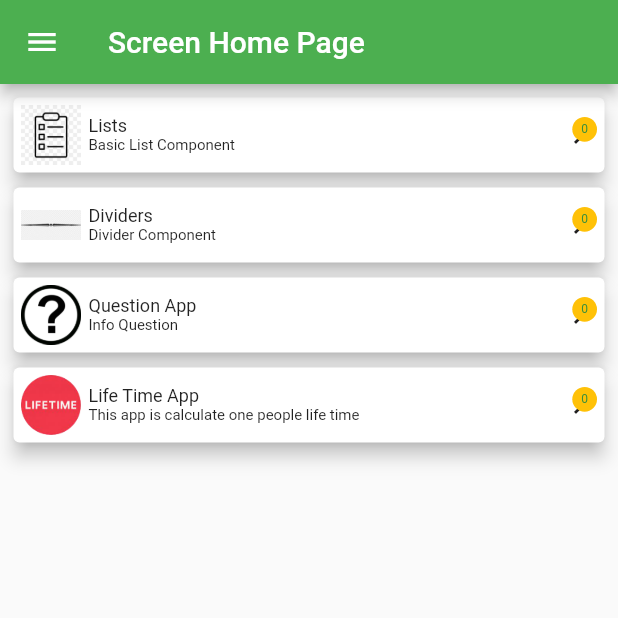
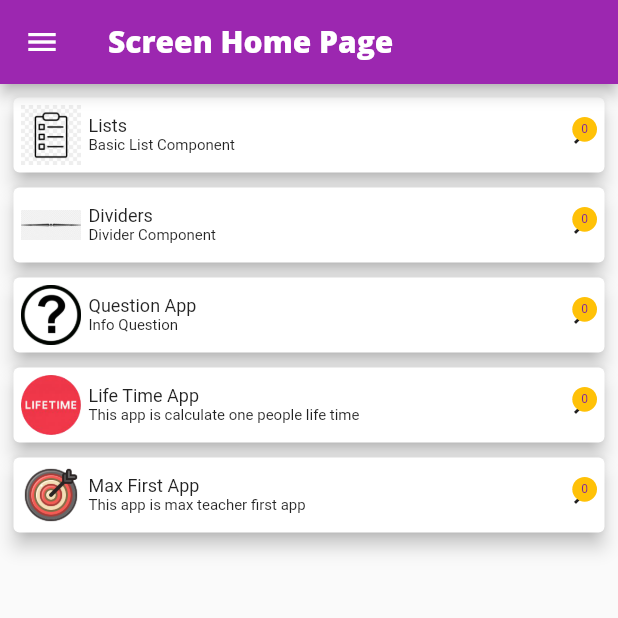
Before and after one commit to gurkay/my_widget_libs, a Flutter app: the screen it shows after launch, on a phone screen of 412 x 824 dp, the top half of it. Run offline on Flutter 3.47's test engine with Material 2 defaults, Android fonts, the light colour scheme and no system bars; our stand-ins replace google_fonts; statements that could not run were skipped.

Commit message:
new codes

```diff
--- a/lib/data/data_model_component.dart
+++ b/lib/data/data_model_component.dart
@@ -25,4 +25,10 @@ final List<ModelComponent> modelComponent = [
     'assets/icons/life_time.png',
     '/screen_life_time_app',
   ),
+  ModelComponent(
+    'Max First App',
+    'This app is max teacher first app',
+    'assets/icons/maxFirstApp.png',
+    '/screen_max_first_app',
+  ),
 ];
--- a/lib/main.dart
+++ b/lib/main.dart
@@ -40,7 +40,25 @@ class MyApp extends StatelessWidget {
             child: MaterialApp(
               debugShowCheckedModeBanner: true,
               title: 'Halim Mühendislik',
-              theme: ThemeData(primarySwatch: Colors.green),
+              theme: ThemeData(
+                primarySwatch: Colors.purple,
+                fontFamily: 'Quicksand',
+                textTheme: ThemeData.light().textTheme.copyWith(
+                      subtitle1: const TextStyle(
+                        fontFamily: 'OpenSans',
+                        fontWeight: FontWeight.bold,
+                        fontSize: 18,
+                      ),
+                      button: TextStyle(color: Colors.white),
+                    ),
+                appBarTheme: const AppBarTheme(
+                  titleTextStyle: TextStyle(
+                    fontFamily: 'OpenSans',
+                    fontSize: 20,
+                    fontWeight: FontWeight.bold,
+                  ),
+                ),
+              ),
               home: const ScreenHomePage(),
               onGenerateRoute: RouteGenerator.generateRoute,
             ),
--- /dev/null
+++ b/lib/models/transaction.dart
@@ -0,0 +1,13 @@
+class Transaction {
+  final String id;
+  final String title;
+  final double amount;
+  final DateTime date;
+
+  Transaction({
+    required this.id,
+    required this.title,
+    required this.amount,
+    required this.date,
+  });
+}
--- a/lib/route_generator.dart
+++ b/lib/route_generator.dart
@@ -5,6 +5,7 @@ import './screens/screen_list_component.dart';
 import './screens/screen_home_page.dart';
 import './screens/screen_question_app.dart';
 import './screens/screen_life_time_app.dart';
+import './screens/screen_max_first_app.dart';
 
 class RouteGenerator {
   static Route<dynamic> generateRoute(RouteSettings settings) {
@@ -35,6 +36,11 @@ class RouteGenerator {
         return MaterialPageRoute(
           builder: (_) => const ScreenLifeTimeApp(),
         );
+      case '/screen_max_first_app':
+        print('settings.name::: ${settings.name}');
+        return MaterialPageRoute(
+          builder: (_) => const ScreenMaxFirstApp(),
+        );
       default:
         return _errorRoute();
     }
```
Also changed, not shown: lib/screens/screen_max_first_app.dart (added, +78 -0 lines), lib/widgets/adaptive_flat_button.dart (added, +34 -0 lines), lib/widgets/new_transaction.dart (added, +138 -0 lines), pubspec.yaml (+7 -0 lines), assets/fonts/Quicksand-Bold.ttf (added), assets/fonts/Quicksand-Light.ttf (added), assets/fonts/Quicksand-Medium.ttf (added), assets/fonts/Quicksand-Regular.ttf (added), assets/icons/maxFirstApp.png (added), assets/images/waiting.png (added), pubspec.lock.
